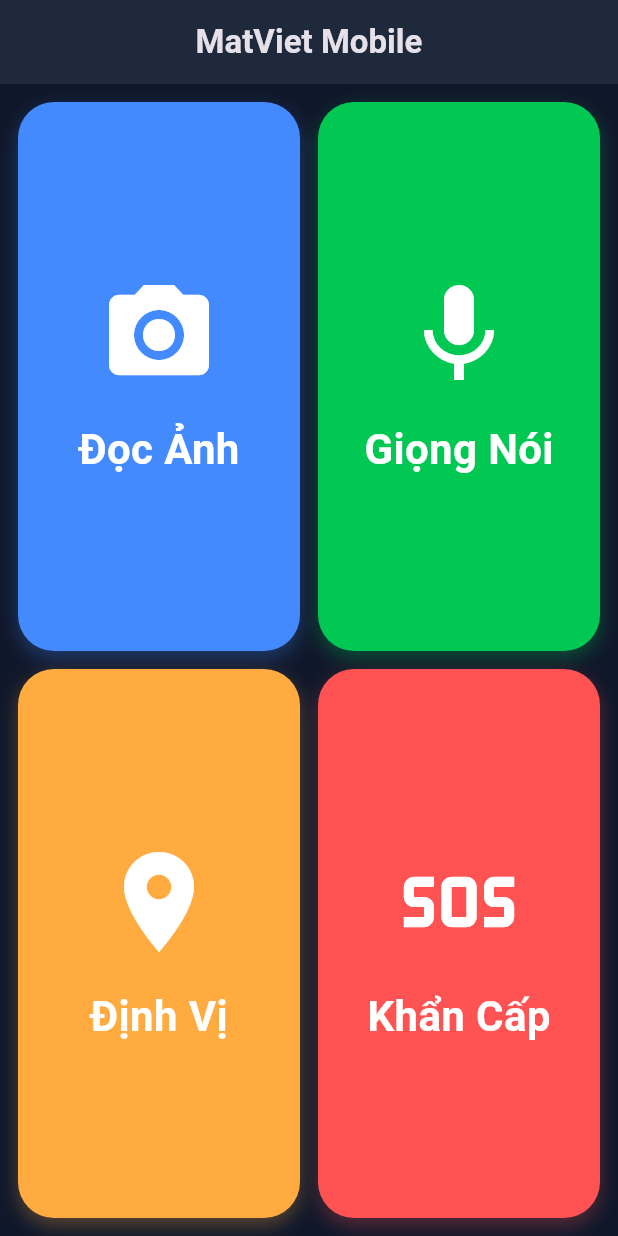
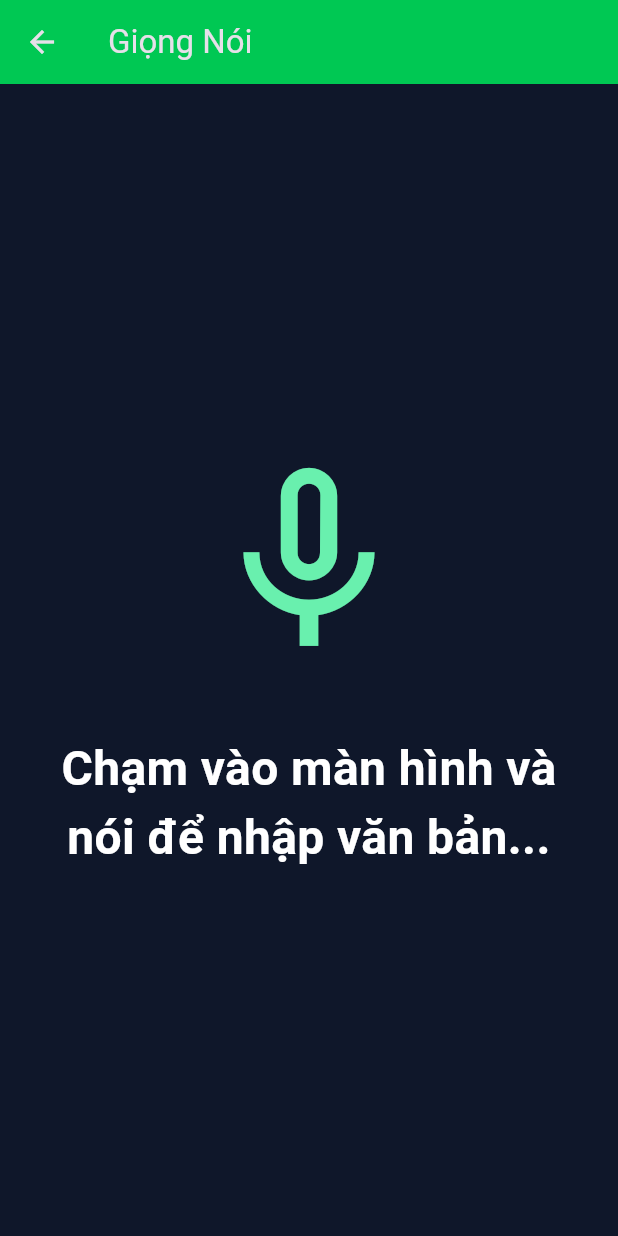
Before and after one commit to doanhquang039-code/App-Visually-Impaidred, a Flutter app: the screen it shows after launch, after a tap on "Giọng Nói", on a phone screen of 412 x 824 dp. Run offline on Flutter 3.47's test engine with Material 3 defaults, Android fonts, the phone set to English and light mode, and no system bars; our stand-ins replace camera, flutter_tts, geolocator, speech_to_text, vibration; missing offline and left inert: flutter_phone_direct_caller, google_mlkit_text_recognition.

Commit message:
update verion 2

```diff
--- a/visually_impaired/lib/main.dart
+++ b/visually_impaired/lib/main.dart
@@ -1,8 +1,10 @@
 import 'package:flutter/material.dart';
 import 'package:flutter_tts/flutter_tts.dart';
 import 'package:vibration/vibration.dart';
-import 'package:speech_to_text/speech_to_text.dart' as stt;
 import 'package:flutter_phone_direct_caller/flutter_phone_direct_caller.dart';
+import 'screens/ocr_screen.dart';
+import 'screens/voice_screen.dart';
+import 'screens/location_screen.dart';
 
 void main() {
   WidgetsFlutterBinding.ensureInitialized();
@@ -95,7 +97,7 @@ class _HomeScreenState extends State<HomeScreen> {
                       label: "Đọc Ảnh",
                       color: Colors.blueAccent,
                       onTap: () => _onFeatureTap("OCR", "Đang mở máy ảnh để đọc chữ", () {
-                        // Navigate to OCR
+                        Navigator.push(context, MaterialPageRoute(builder: (_) => const OcrScreen()));
                       }),
                     ),
                     const SizedBox(width: 12),
@@ -104,7 +106,7 @@ class _HomeScreenState extends State<HomeScreen> {
                       label: "Giọng Nói",
                       color: Colors.greenAccent.shade700,
                       onTap: () => _onFeatureTap("Voice", "Đang mở chức năng nhận dạng giọng nói", () {
-                        // Navigate to Voice
+                        Navigator.push(context, MaterialPageRoute(builder: (_) => const VoiceScreen()));
                       }),
                     ),
                   ],
@@ -119,7 +121,7 @@ class _HomeScreenState extends State<HomeScreen> {
                       label: "Định Vị",
                       color: Colors.orangeAccent,
                       onTap: () => _onFeatureTap("Location", "Đang lấy vị trí của bạn", () {
-                        // Get location
+                        Navigator.push(context, MaterialPageRoute(builder: (_) => const LocationScreen()));
                       }),
                     ),
                     const SizedBox(width: 12),
--- /dev/null
+++ b/visually_impaired/lib/screens/voice_screen.dart
@@ -0,0 +1,110 @@
+import 'package:flutter/material.dart';
+import 'package:speech_to_text/speech_to_text.dart' as stt;
+import 'package:flutter_tts/flutter_tts.dart';
+import 'package:vibration/vibration.dart';
+
+class VoiceScreen extends StatefulWidget {
+  const VoiceScreen({super.key});
+
+  @override
+  State<VoiceScreen> createState() => _VoiceScreenState();
+}
+
+class _VoiceScreenState extends State<VoiceScreen> {
+  late stt.SpeechToText _speech;
+  bool _isListening = false;
+  String _text = 'Chạm vào màn hình và nói để nhập văn bản...';
+  final FlutterTts _tts = FlutterTts();
+
+  @override
+  void initState() {
+    super.initState();
+    _speech = stt.SpeechToText();
+    _tts.setLanguage("vi-VN");
+    _tts.speak("Nhận dạng giọng nói. Chạm vào màn hình và bắt đầu nói.");
+  }
+
+  Future<void> _listen() async {
+    if (!_isListening) {
+      bool available = await _speech.initialize(
+        onStatus: (val) {
+          if (val == 'done' || val == 'notListening') {
+            setState(() => _isListening = false);
+            if (_text.isNotEmpty && _text != 'Chạm vào màn hình và nói để nhập văn bản...') {
+              _tts.speak("Bạn vừa nói: $_text");
+            }
+          }
+        },
+        onError: (val) {
+          setState(() => _isListening = false);
+          _tts.speak("Lỗi nhận dạng giọng nói.");
+        },
+      );
+
+      if (available) {
+        setState(() => _isListening = true);
+        Vibration.vibrate(duration: 50);
+        _tts.stop();
+        _speech.listen(
+          onResult: (val) => setState(() {
+            _text = val.recognizedWords;
+          }),
+          localeId: "vi_VN",
+        );
+      } else {
+        _tts.speak("Thiết bị không hỗ trợ nhận dạng giọng nói.");
+      }
+    } else {
+      setState(() => _isListening = false);
+      Vibration.vibrate(duration: 100);
+      _speech.stop();
+    }
+  }
+
+  @override
+  void dispose() {
+    _speech.stop();
+    _tts.stop();
+    super.dispose();
+  }
+
+  @override
+  Widget build(BuildContext context) {
+    return Scaffold(
+      backgroundColor: _isListening ? Colors.green.shade900 : const Color(0xFF0F172A),
+      appBar: AppBar(
+        title: const Text('Giọng Nói'),
+        backgroundColor: Colors.greenAccent.shade700,
+      ),
+      body: GestureDetector(
+        onTap: _listen,
+        behavior: HitTestBehavior.opaque,
+        child: SizedBox.expand(
+          child: Column(
+            mainAxisAlignment: MainAxisAlignment.center,
+            children: [
+              Icon(
+                _isListening ? Icons.mic : Icons.mic_none,
+                size: 150,
+                color: _isListening ? Colors.white : Colors.greenAccent,
+              ),
+              const SizedBox(height: 40),
+              Padding(
+                padding: const EdgeInsets.symmetric(horizontal: 20),
+                child: Text(
+                  _text,
+                  textAlign: TextAlign.center,
+                  style: const TextStyle(
+                    fontSize: 32,
+                    fontWeight: FontWeight.bold,
+                    color: Colors.white,
+                  ),
+                ),
+              ),
+            ],
+          ),
+        ),
+      ),
+    );
+  }
+}
```
Also changed, not shown: visually_impaired/lib/screens/location_screen.dart (added, +153 -0 lines), visually_impaired/lib/screens/ocr_screen.dart (added, +129 -0 lines), 1 other file.
